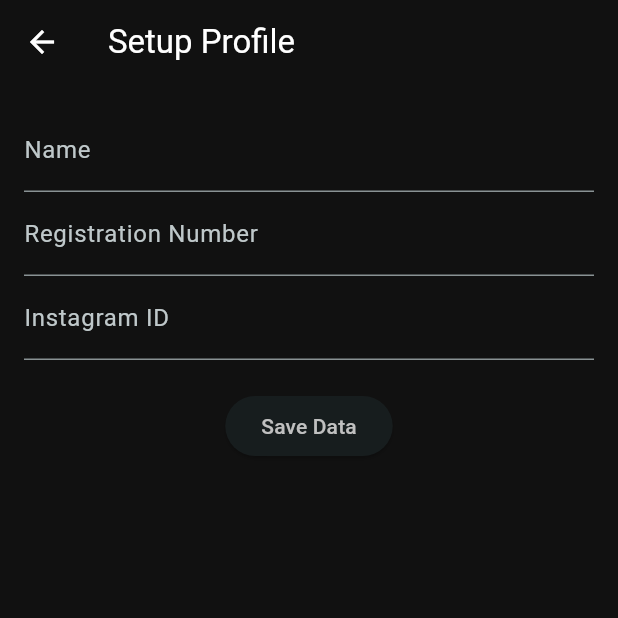
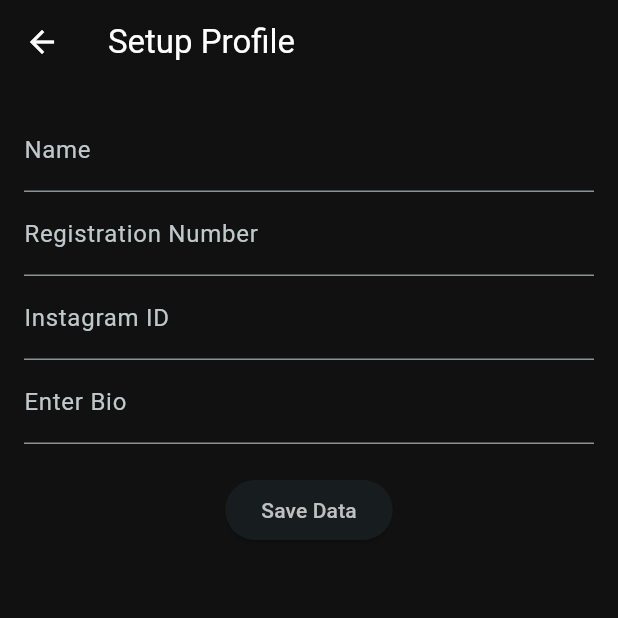
Before and after one commit to IM-TechieScientist/pookiedex, a Flutter app: the screen it shows after launch, after a tap on "Next", on a phone screen of 412 x 824 dp, the top half of it. Run offline on Flutter 3.47's test engine with Material 3 defaults, Android fonts, the phone set to English and light mode, and no system bars; our stand-ins replace cloud_firestore, firebase_auth, firebase_core, flex_color_scheme, google_sign_in, qr_flutter and 3 more; missing offline and left inert: flutter_barcode_scanner; accounts and stored records are empty.

Commit message:
Added bio

```diff
--- a/lib/database_helper.dart
+++ b/lib/database_helper.dart
@@ -49,7 +49,8 @@ class DatabaseHelper {
       emailID TEXT,
       name TEXT,
       reg_number TEXT,
-      insta_id TEXT
+      insta_id TEXT,
+      bio TEXT
     )
   ''');
 
@@ -165,7 +166,7 @@ Future<int> updateQRData(String name, String regNumber, String instaID) async {
   });
 }
 // Insert QR data into the friends table
-  Future<void> insertmyData(String email,String name, String regNumber, String instaID) async {
+  Future<void> insertmyData(String email,String name, String regNumber, String instaID, String bio ) async {
     final db = await database;
       try {
     await db.insert(
@@ -175,6 +176,7 @@ Future<int> updateQRData(String name, String regNumber, String instaID) async {
         'reg_number': regNumber,
         'insta_id': instaID,
         'emailID': email,
+        'bio':bio,
       },
       conflictAlgorithm: ConflictAlgorithm.replace, // Replaces existing entry if same email exists
     );
--- a/lib/pages/setup_page2.dart
+++ b/lib/pages/setup_page2.dart
@@ -22,14 +22,16 @@ class _SetupPageState extends State<SetupPage> {
   final TextEditingController _nameController = TextEditingController();
   final TextEditingController _regController = TextEditingController();
   final TextEditingController _instaController = TextEditingController();
+  final TextEditingController _bioController = TextEditingController();
 
-Future<void> addUserToFirebase(String emailID, String name, String regNumber, String instaID) async {
+Future<void> addUserToFirebase(String emailID, String name, String regNumber, String instaID,String bio) async {
   FirebaseFirestore firestore = FirebaseFirestore.instance;
 
   await firestore.collection('users').doc(emailID).set({
     'name': name,
     'registration_number': regNumber,
-    'instaID': instaID
+    'instaID': instaID,
+    'bio':bio
   });
 }
 
@@ -56,6 +58,10 @@ Future<void> addUserToFirebase(String emailID, String name, String regNumber, St
               controller: _instaController,
               decoration: InputDecoration(labelText: "Instagram ID"),
             ),
+            TextField(
+              controller: _bioController,
+              decoration: InputDecoration(labelText: "Enter Bio"),
+            ),
             SizedBox(height: 20),
             ElevatedButton(
               onPressed: () async {
@@ -73,7 +79,7 @@ Future<void> addUserToFirebase(String emailID, String name, String regNumber, St
                       _regController.text, _instaController.text);
                 } else {
                   dbHelper.insertmyData(widget.emailID,_nameController.text,
-                      _regController.text, _instaController.text);
+                      _regController.text, _instaController.text,_bioController.text);
 
                   // Mark the setup as complete
                   dbHelper.setSetupComplete(true);
@@ -95,7 +101,7 @@ Future<void> addUserToFirebase(String emailID, String name, String regNumber, St
                 );
                 // widget.onGenerateQR(qrData);
                 ConnectPage(qrData: qrData);
-                addUserToFirebase(widget.emailID, _nameController.text, _regController.text, _instaController.text);
+                addUserToFirebase(widget.emailID, _nameController.text, _regController.text, _instaController.text,_bioController.text);
 //                 final db = FirebaseFirestore.instance;
 //                 final user = <String, dynamic>{
 //                   "name": _nameController.text,
```
